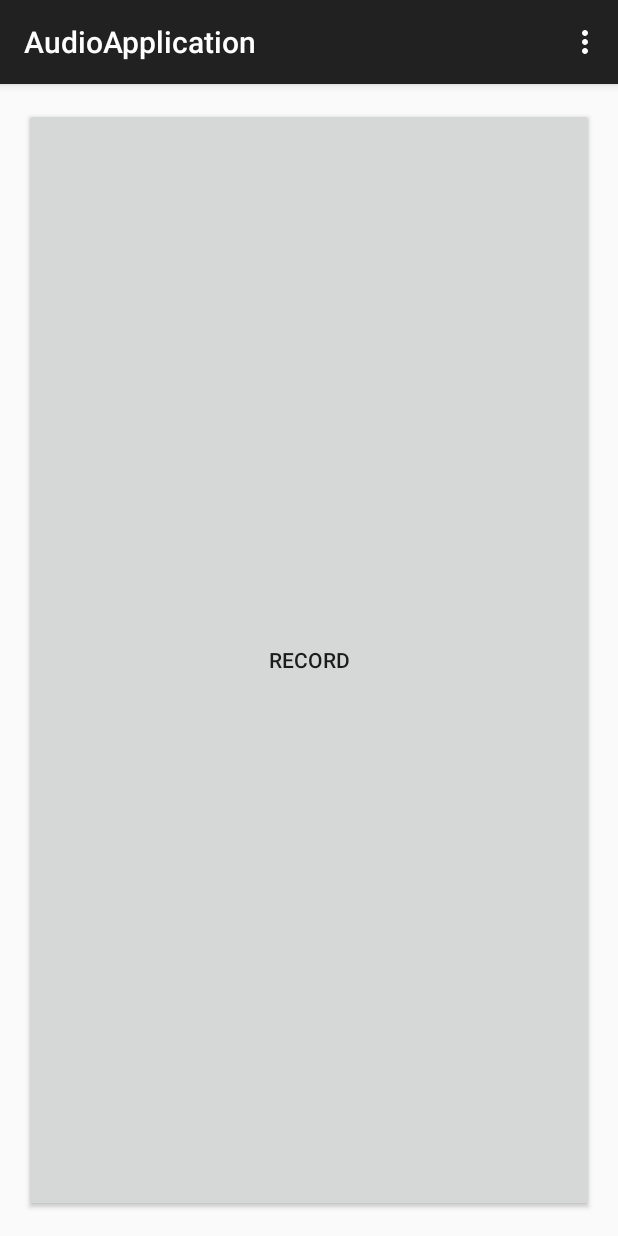
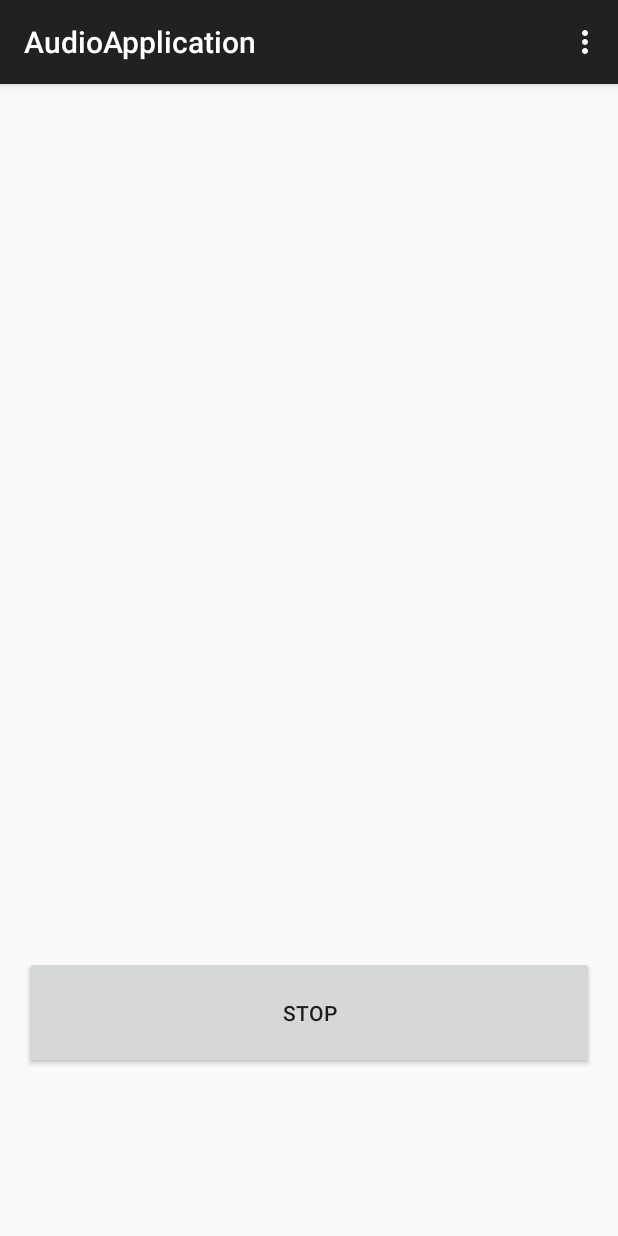
Before and after one commit to hw87244557/CS169, an Android app: the screen it shows after launch (MainActivity), in the options menu, after a tap on "Settings", on a phone screen of 412 x 824 dp. Run offline under Robolectric (Android 15) with nearby library versions, the phone set to English and light mode, and no system bars.

Commit message:
two button

```diff
--- a/app/src/main/java/com/example/weihuang/audioapplication/ButtonListener.java
+++ b/app/src/main/java/com/example/weihuang/audioapplication/ButtonListener.java
@@ -30,46 +30,39 @@ public class ButtonListener implements Button.OnClickListener{
     @Override
     public void onClick(View view) {
         int button_id  = view.getId();
-        //view.setVisibility(View.INVISIBLE);
-        /* auto play */
-        taskTransmit = new TaskTransmit(mToneCreator2);
-        taskTransmit.execute();
-        /* auto record */
-        recordTask = new TaskRecord(mContext, mParentActivity);
-        recordTask.execute();
-//        switch (button_id) {
-////            case R.id.button_record:
-////                view.setVisibility(View.INVISIBLE);
-////                ((Activity) mContext).findViewById(R.id.button_play).setVisibility(View.INVISIBLE);
-////                /* auto play */
-////                taskTransmit = new TaskTransmit(mToneCreator);
-////                taskTransmit.execute();
-////                /* auto play */
-////                recordTask = new TaskRecord(mContext, mParentActivity);
-////                recordTask.execute();
-////                break;
+        switch (button_id) {
 //            case R.id.button_record:
 //                view.setVisibility(View.INVISIBLE);
-////                ((Activity) mContext).findViewById(R.id.button_play).setVisibility(View.INVISIBLE);
+//                ((Activity) mContext).findViewById(R.id.button_play).setVisibility(View.INVISIBLE);
 //                /* auto play */
-//                taskTransmit = new TaskTransmit(mToneCreator2);
+//                taskTransmit = new TaskTransmit(mToneCreator);
 //                taskTransmit.execute();
 //                /* auto play */
 //                recordTask = new TaskRecord(mContext, mParentActivity);
 //                recordTask.execute();
 //                break;
-////            case R.id.button_play:
-////                view.setVisibility(View.INVISIBLE);
-////                ((Activity) mContext).findViewById(R.id.button_record).setVisibility(View.INVISIBLE);
-////                TaskPlay playTask = new TaskPlay(mContext);
-////                playTask.execute();
-////                break;
-//            case R.id.button_stop:
-//                if (recordTask != null) {
-//                    recordTask.stopRecord();
-//                    taskTransmit.stopTransmit();
-//                }
+            case R.id.button_record:
+                view.setVisibility(View.INVISIBLE);
+//                ((Activity) mContext).findViewById(R.id.button_play).setVisibility(View.INVISIBLE);
+                /* auto play */
+                taskTransmit = new TaskTransmit(mToneCreator2);
+                taskTransmit.execute();
+                /* auto record */
+                recordTask = new TaskRecord(mContext, mParentActivity);
+                recordTask.execute();
+                break;
+//            case R.id.button_play:
+//                view.setVisibility(View.INVISIBLE);
+//                ((Activity) mContext).findViewById(R.id.button_record).setVisibility(View.INVISIBLE);
+//                TaskPlay playTask = new TaskPlay(mContext);
+//                playTask.execute();
 //                break;
-//        }
+            case R.id.button_stop:
+                if (recordTask != null) {
+                    recordTask.stopRecord();
+                    taskTransmit.stopTransmit();
+                }
+                break;
+        }
     }
 }
--- a/app/src/main/java/com/example/weihuang/audioapplication/MainActivity.java
+++ b/app/src/main/java/com/example/weihuang/audioapplication/MainActivity.java
@@ -19,20 +19,19 @@ public class MainActivity extends ActionBarActivity {
         buttonRecord = (Button) findViewById(R.id.button_record);
 //        buttonRecord2 = (Button) findViewById(R.id.button_record2);
 //        buttonPlay = (Button) findViewById(R.id.button_play);
-//        buttonStop = (Button) findViewById(R.id.button_stop);
+        buttonStop = (Button) findViewById(R.id.button_stop);
         ButtonListener buttonListener = new ButtonListener();
-        ButtonLongListener buttonLongListener = new ButtonLongListener();
+//        ButtonLongListener buttonLongListener = new ButtonLongListener();
         buttonListener.setContext(this);
         buttonListener.setParentActivity(this);
         buttonListener.setToneCreator(new ToneCreator(1));
         buttonListener.setToneCreator2(new ToneCreator(2));
-        buttonLongListener.setContext(this);
-        buttonLongListener.setParentActivity(this);
+//        buttonLongListener.setContext(this);
+//        buttonLongListener.setParentActivity(this);
         buttonRecord.setOnClickListener(buttonListener);
 //        buttonRecord2.setOnClickListener(buttonListener);
 //        buttonPlay.setOnClickListener(buttonListener);
-//        buttonStop.setOnClickListener(buttonListener);
-        buttonRecord.setOnLongClickListener(buttonLongListener);
+        buttonStop.setOnClickListener(buttonListener);
     }
 
     @Override
--- a/app/src/main/res/layout/activity_main.xml
+++ b/app/src/main/res/layout/activity_main.xml
@@ -12,15 +12,16 @@
         <!--android:text="Record"-->
         <!--android:layout_centerVertical="true"-->
         <!--android:layout_centerHorizontal="true" />-->
-    <!--<Button-->
-        <!--android:id="@+id/button_stop"-->
-        <!--android:layout_width="120dp"-->
-        <!--android:layout_height="75dp"-->
-        <!--android:text="Stop"-->
-        <!--android:layout_alignParentTop="true"-->
-        <!--android:layout_alignParentStart="true"-->
-        <!--android:layout_alignEnd="@+id/button_record" />-->
-        <!--&lt;!&ndash;android:layout_alignStart="@+id/button_record" />&ndash;&gt;-->
+    <Button
+        android:id="@+id/button_stop"
+        android:layout_width="120dp"
+        android:layout_height="75dp"
+        android:text="Stop"
+        android:layout_alignParentBottom="true"
+        android:layout_marginBottom="95dp"
+        android:layout_alignParentStart="true"
+        android:layout_alignParentEnd="true" />
+        <!--android:layout_alignStart="@+id/button_record" />-->
     <!--<Button-->
         <!--android:id="@+id/button_play"-->
         <!--android:layout_width="120dp"-->
@@ -43,9 +44,9 @@
         android:layout_width="120dp"
         android:layout_height="75dp"
         android:text="Record"
-        android:layout_alignParentBottom="true"
-        android:layout_alignParentEnd="true"
         android:layout_alignParentTop="true"
-        android:layout_alignParentStart="true" />
+        android:layout_marginTop="97dp"
+        android:layout_alignParentStart="true"
+        android:layout_alignParentEnd="true" />
 
 </RelativeLayout>
```
